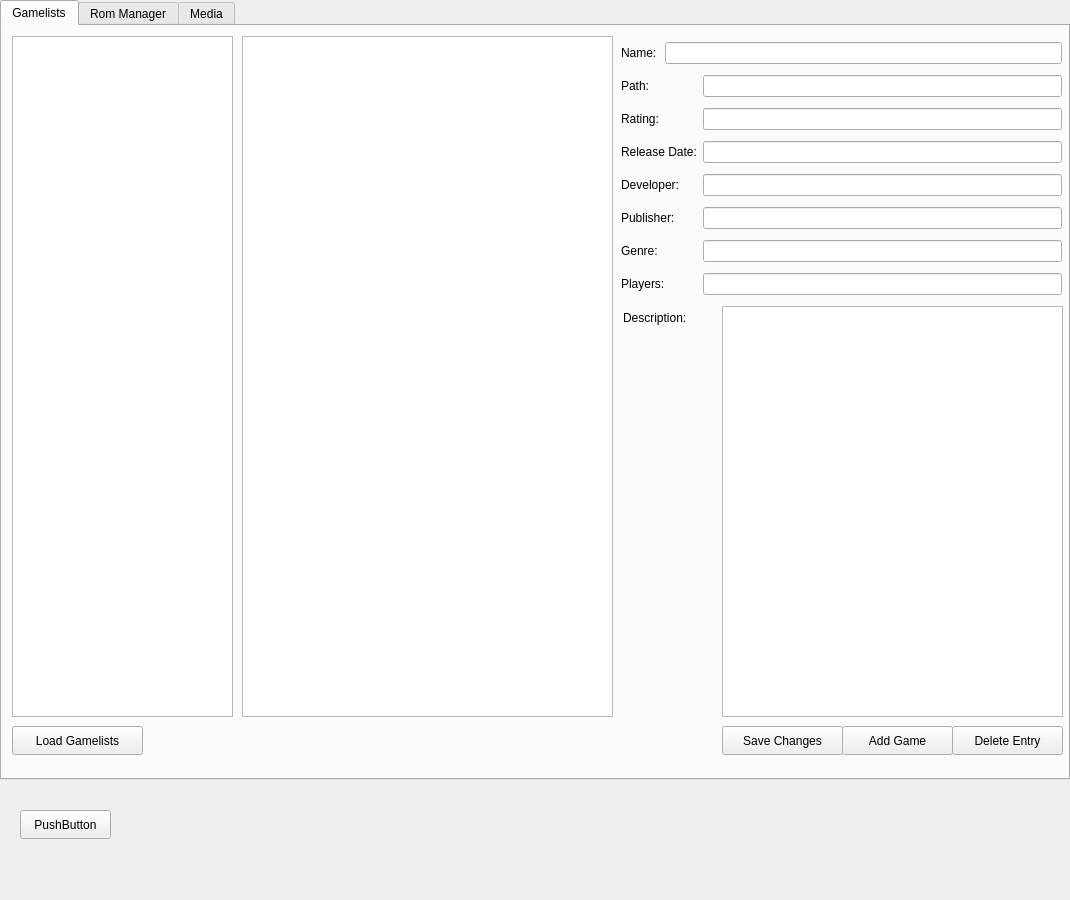
Old version of the form form.ui in the repository happylittlecodes/Archimedes.
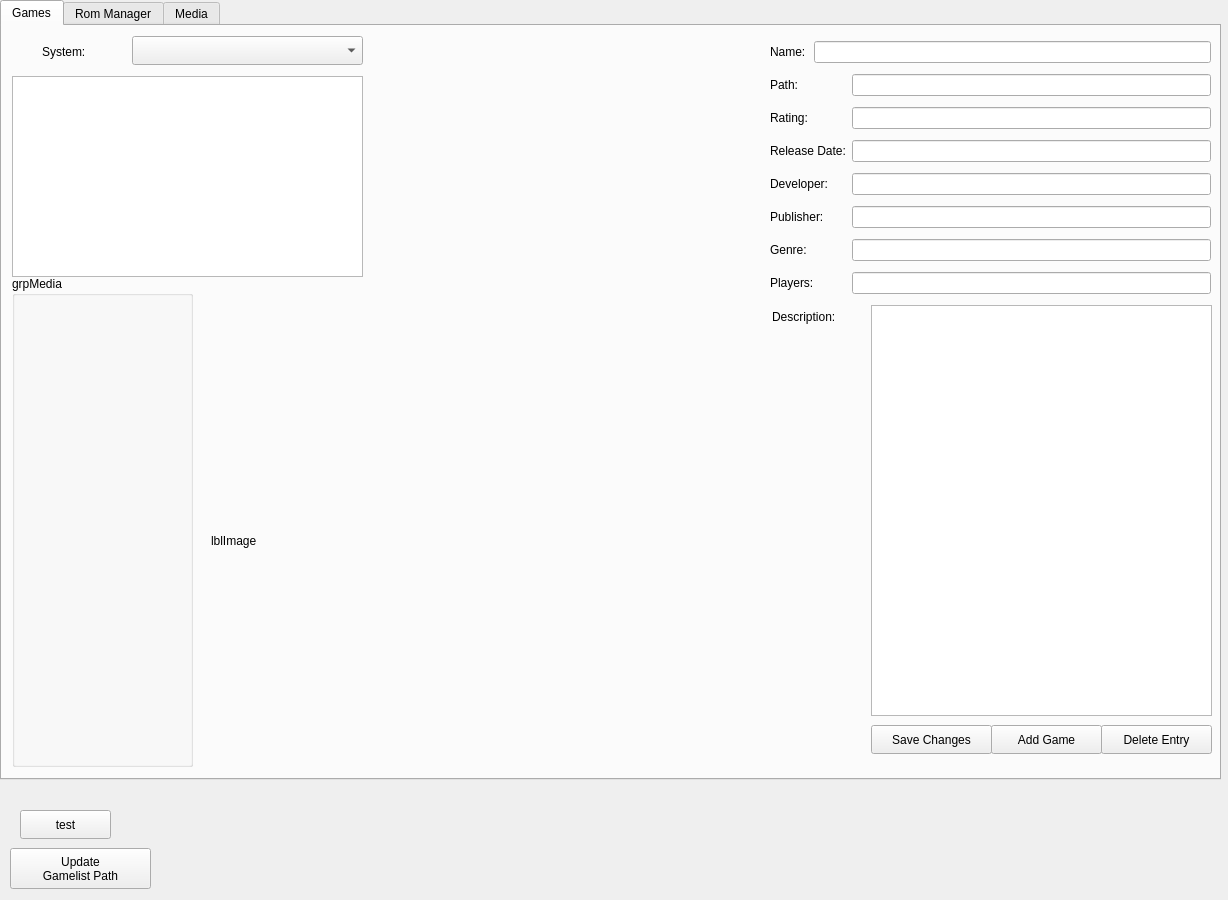
New version of the form. The open tabs and pages were chosen to show the change.

The edit to the form file:
```diff
--- a/form.ui
+++ b/form.ui
@@ -6,7 +6,7 @@
    <rect>
     <x>0</x>
     <y>0</y>
-    <width>1070</width>
+    <width>1228</width>
     <height>900</height>
    </rect>
   </property>
@@ -18,7 +18,7 @@
     <rect>
      <x>0</x>
      <y>0</y>
-     <width>1070</width>
+     <width>1221</width>
      <height>780</height>
     </rect>
    </property>
@@ -30,33 +30,23 @@
    </property>
    <widget class="QWidget" name="tabGamelists">
     <attribute name="title">
-     <string>Gamelists</string>
+     <string>Games</string>
     </attribute>
-    <widget class="QListWidget" name="lwGamelists">
-     <property name="geometry">
-      <rect>
-       <x>10</x>
-       <y>10</y>
-       <width>221</width>
-       <height>681</height>
-      </rect>
-     </property>
-    </widget>
     <widget class="QListWidget" name="lwGames">
      <property name="geometry">
       <rect>
-       <x>240</x>
-       <y>10</y>
-       <width>371</width>
-       <height>681</height>
+       <x>10</x>
+       <y>50</y>
+       <width>351</width>
+       <height>201</height>
       </rect>
      </property>
     </widget>
     <widget class="QLabel" name="label_9">
      <property name="geometry">
       <rect>
-       <x>621</x>
-       <y>281</y>
+       <x>770</x>
+       <y>280</y>
        <width>85</width>
        <height>21</height>
       </rect>
@@ -68,8 +58,8 @@
     <widget class="QPlainTextEdit" name="txtDesc">
      <property name="geometry">
       <rect>
-       <x>720</x>
-       <y>280</y>
+       <x>869</x>
+       <y>279</y>
        <width>341</width>
        <height>411</height>
       </rect>
@@ -81,24 +71,11 @@
       <bool>false</bool>
      </property>
     </widget>
-    <widget class="QPushButton" name="btnGamelists">
-     <property name="geometry">
-      <rect>
-       <x>10</x>
-       <y>700</y>
-       <width>131</width>
-       <height>29</height>
-      </rect>
-     </property>
-     <property name="text">
-      <string>Load Gamelists</string>
-     </property>
-    </widget>
     <widget class="QPushButton" name="btnAddGame">
      <property name="geometry">
       <rect>
-       <x>840</x>
-       <y>700</y>
+       <x>989</x>
+       <y>699</y>
        <width>111</width>
        <height>29</height>
       </rect>
@@ -110,8 +87,8 @@
     <widget class="QPushButton" name="btnSaveChanges">
      <property name="geometry">
       <rect>
-       <x>720</x>
-       <y>700</y>
+       <x>869</x>
+       <y>699</y>
        <width>121</width>
        <height>29</height>
       </rect>
@@ -123,8 +100,8 @@
     <widget class="QWidget" name="layoutWidget">
      <property name="geometry">
       <rect>
-       <x>619</x>
-       <y>11</y>
+       <x>768</x>
+       <y>10</y>
        <width>441</width>
        <height>268</height>
       </rect>
@@ -215,8 +192,8 @@
     <widget class="QPushButton" name="btnDeleteGamelistEntry">
      <property name="geometry">
       <rect>
-       <x>950</x>
-       <y>700</y>
+       <x>1099</x>
+       <y>699</y>
        <width>111</width>
        <height>29</height>
       </rect>
@@ -225,6 +202,58 @@
       <string>Delete Entry</string>
      </property>
     </widget>
+    <widget class="QComboBox" name="cmbSystems">
+     <property name="geometry">
+      <rect>
+       <x>130</x>
+       <y>10</y>
+       <width>231</width>
+       <height>29</height>
+      </rect>
+     </property>
+     <property name="currentText">
+      <string extracomment="System..."/>
+     </property>
+    </widget>
+    <widget class="QLabel" name="label">
+     <property name="geometry">
+      <rect>
+       <x>40</x>
+       <y>10</y>
+       <width>67</width>
+       <height>31</height>
+      </rect>
+     </property>
+     <property name="text">
+      <string>System:</string>
+     </property>
+    </widget>
+    <widget class="QLabel" name="lblImage">
+     <property name="geometry">
+      <rect>
+       <x>209</x>
+       <y>300</y>
+       <width>650</width>
+       <height>430</height>
+      </rect>
+     </property>
+     <property name="text">
+      <string>lblImage</string>
+     </property>
+    </widget>
+    <widget class="QGroupBox" name="grpMedia">
+     <property name="geometry">
+      <rect>
+       <x>10</x>
+       <y>250</y>
+       <width>181</width>
+       <height>491</height>
+      </rect>
+     </property>
+     <property name="title">
+      <string>grpMedia</string>
+     </property>
+    </widget>
    </widget>
    <widget class="QWidget" name="tabRoms">
     <attribute name="title">
@@ -284,19 +313,6 @@
     <attribute name="title">
      <string>Media</string>
     </attribute>
-    <widget class="QLabel" name="lblImage">
-     <property name="geometry">
-      <rect>
-       <x>420</x>
-       <y>10</y>
-       <width>640</width>
-       <height>480</height>
-      </rect>
-     </property>
-     <property name="text">
-      <string>lblImage</string>
-     </property>
-    </widget>
     <widget class="QPushButton" name="btnLoadMedia">
      <property name="geometry">
       <rect>
@@ -343,7 +359,21 @@
     </rect>
    </property>
    <property name="text">
-    <string>PushButton</string>
+    <string>test</string>
+   </property>
+  </widget>
+  <widget class="QPushButton" name="btnGamelists">
+   <property name="geometry">
+    <rect>
+     <x>10</x>
+     <y>848</y>
+     <width>141</width>
+     <height>41</height>
+    </rect>
+   </property>
+   <property name="text">
+    <string>Update
+Gamelist Path</string>
    </property>
   </widget>
  </widget>
```
Left out of the diff: 46 changed lines with no effect on the pictures.
